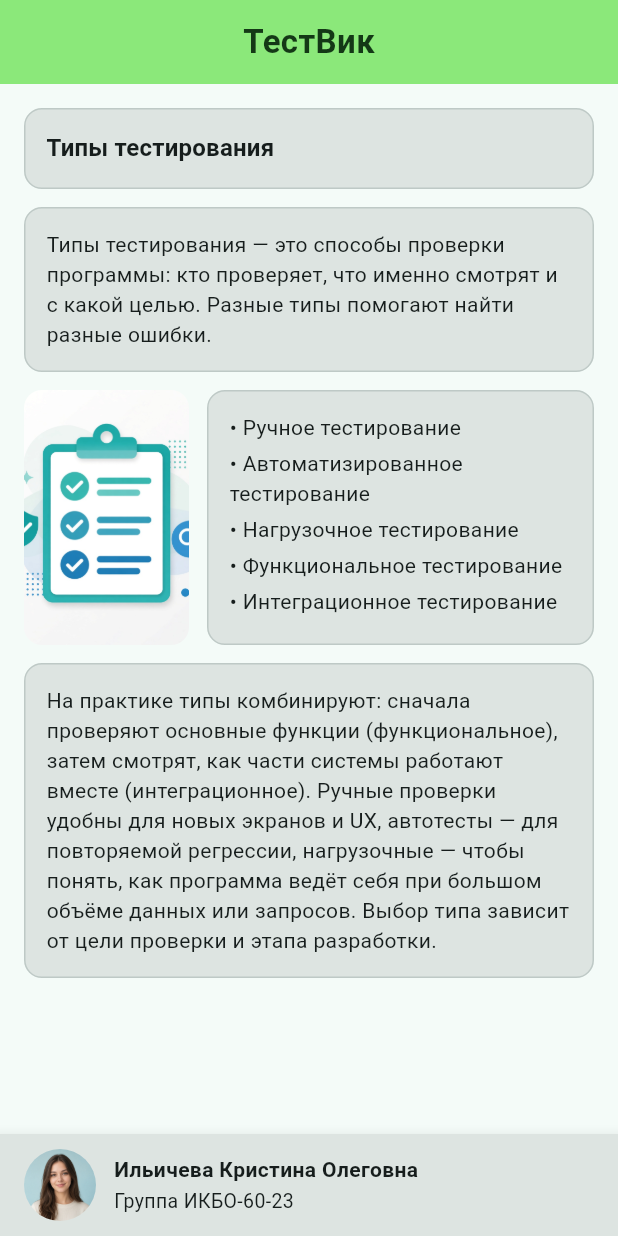
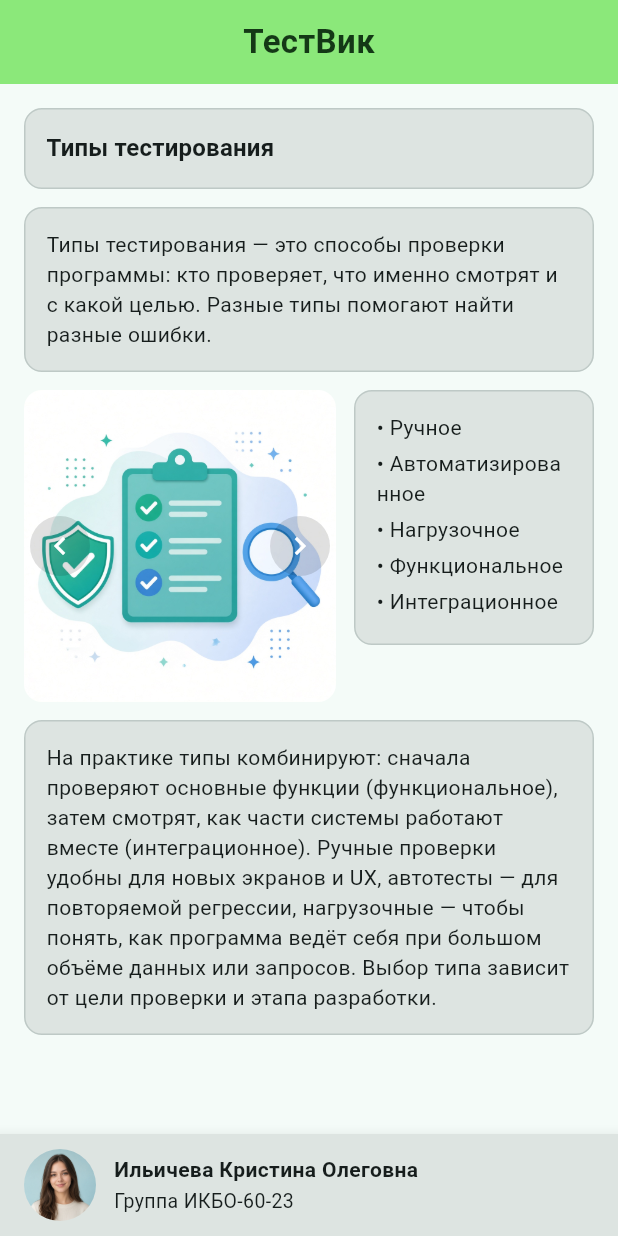
Before and after one commit to KrisForWork/flutter1, a Flutter app: the screen it shows after launch, on a phone screen of 412 x 824 dp. Run offline on Flutter 3.47's test engine with Material 3 defaults, Android fonts, the phone set to English and light mode, and no system bars.

Commit message:
add photo abd buttons to change them

```diff
--- a/lib/app.dart
+++ b/lib/app.dart
@@ -20,17 +20,23 @@ class DirectoryApp extends StatelessWidget {
       'Выбор типа зависит от цели проверки и этапа разработки.';
 
   static const testingTypes = <String>[
-    'Ручное тестирование',
-    'Автоматизированное тестирование',
-    'Нагрузочное тестирование',
-    'Функциональное тестирование',
-    'Интеграционное тестирование',
+    'Ручное',
+    'Автоматизированное',
+    'Нагрузочное',
+    'Функциональное',
+    'Интеграционное',
   ];
 
   static const studentName = 'Ильичева Кристина Олеговна';
   static const studentGroup = 'ИКБО-60-23';
   static const profileAsset = 'assets/images/profile.png';
-  static const topicImageAsset = 'assets/images/article_checklist.png';
+  static const topicImages = <String>[
+    'assets/images/type_manual.png',
+    'assets/images/type_automated.png',
+    'assets/images/type_load.png',
+    'assets/images/type_functional.png',
+    'assets/images/type_integration.png',
+  ];
 
   @override
   Widget build(BuildContext context) {
@@ -46,8 +52,29 @@ class DirectoryApp extends StatelessWidget {
   }
 }
 
-class _HomePage extends StatelessWidget {
+class _HomePage extends StatefulWidget {
   const _HomePage();
+
+  @override
+  State<_HomePage> createState() => _HomePageState();
+}
+
+class _HomePageState extends State<_HomePage> {
+  int _imageIndex = 0;
+
+  void _nextImage() {
+    setState(() {
+      _imageIndex = (_imageIndex + 1) % DirectoryApp.topicImages.length;
+    });
+  }
+
+  void _prevImage() {
+    setState(() {
+      _imageIndex =
+          (_imageIndex - 1 + DirectoryApp.topicImages.length) %
+          DirectoryApp.topicImages.length;
+    });
+  }
 
   @override
   Widget build(BuildContext context) {
@@ -101,19 +128,24 @@ class _HomePage extends StatelessWidget {
               ),
             ),
             const SizedBox(height: 12),
-            // Картинка + список типов (одна высота)
+            // Картинка + список типов
             Padding(
               padding: const EdgeInsets.symmetric(horizontal: 16),
-              child: IntrinsicHeight(
               child: Row(
-                  crossAxisAlignment: CrossAxisAlignment.stretch,
+                crossAxisAlignment: CrossAxisAlignment.start,
                 children: [
-                    SizedBox(
-                      width: 110,
+                  Expanded(
+                    child: AspectRatio(
+                      aspectRatio: 1,
+                      child: Stack(
+                        fit: StackFit.expand,
+                        children: [
+                          GestureDetector(
+                            onTap: _nextImage,
                             child: ClipRRect(
                               borderRadius: BorderRadius.circular(12),
                               child: Image.asset(
-                          DirectoryApp.topicImageAsset,
+                                DirectoryApp.topicImages[_imageIndex],
                                 fit: BoxFit.cover,
                                 errorBuilder: (_, _, _) => ColoredBox(
                                   color: scheme.secondaryContainer,
@@ -124,12 +156,38 @@ class _HomePage extends StatelessWidget {
                               ),
                             ),
                           ),
+                          Align(
+                            alignment: Alignment.centerLeft,
+                            child: IconButton(
+                              onPressed: _prevImage,
+                              style: IconButton.styleFrom(
+                                backgroundColor: Colors.black12,
+                                foregroundColor: Colors.white,
+                              ),
+                              icon: const Icon(Icons.chevron_left),
+                            ),
+                          ),
+                          Align(
+                            alignment: Alignment.centerRight,
+                            child: IconButton(
+                              onPressed: _nextImage,
+                              style: IconButton.styleFrom(
+                                backgroundColor: Colors.black12,
+                                foregroundColor: Colors.white,
+                              ),
+                              icon: const Icon(Icons.chevron_right),
+                            ),
+                          ),
+                        ],
+                      ),
+                    ),
+                  ),
                   const SizedBox(width: 12),
-                    Expanded(
+                  SizedBox(
+                    width: 160,
                     child: _InfoBox(
                       child: Column(
                         crossAxisAlignment: CrossAxisAlignment.start,
-                          mainAxisAlignment: MainAxisAlignment.center,
                         children: [
                           for (final type in DirectoryApp.testingTypes)
                             Padding(
@@ -144,7 +202,6 @@ class _HomePage extends StatelessWidget {
                     ),
                   ),
                 ],
-                ),
               ),
             ),
             const SizedBox(height: 12),
```
Also changed, not shown: assets/images/type_automated.png (added), assets/images/type_functional.png (added), assets/images/type_integration.png (added), assets/images/type_load.png (added), assets/images/type_manual.png (added). Lines whose indentation alone changed are shown as unchanged.
